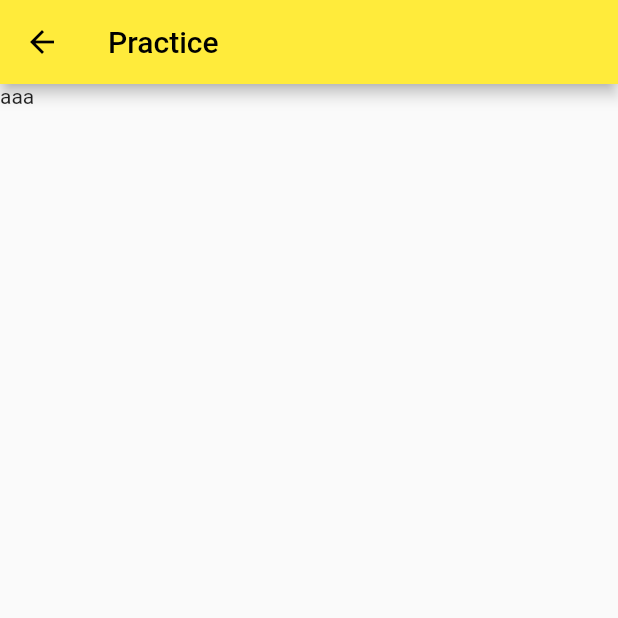
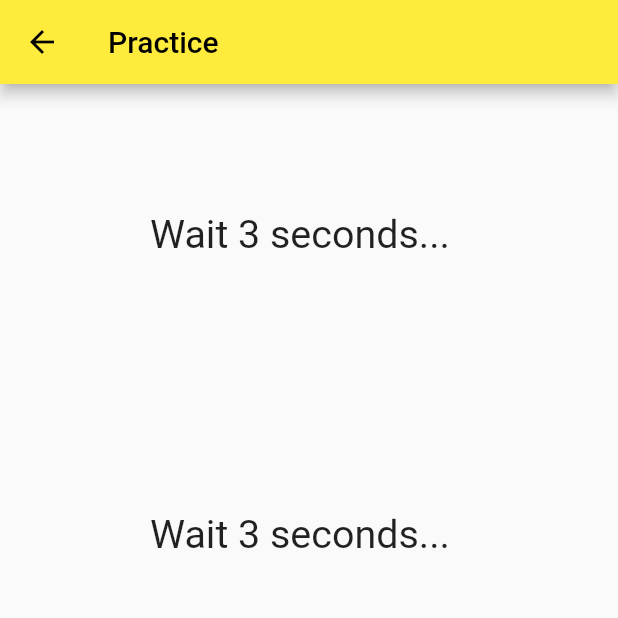
Before and after one commit to remagart/my_flutter_sample, a Flutter app: the futureIndex screen opened by its route, on a phone screen of 412 x 824 dp, the top half of it. Run offline on Flutter 3.47's test engine with Material 2 defaults, Android fonts, the phone set to English and light mode, and no system bars; our stand-ins replace fluttertoast; missing offline and left inert: dart:ffi.

Commit message:
future build

```diff
--- a/lib/screen/003_Future/index.dart
+++ b/lib/screen/003_Future/index.dart
@@ -10,7 +10,54 @@ class futureIndex extends StatelessWidget {
       appBar: AppBar(
         title: Text(barName),
       ),
-      body: Text('aaa'),
+      body: Column(
+        children: [
+          Container(
+            margin: const EdgeInsets.only(left: 100, right: 100),
+            width: 200,
+            height: 200,
+            child: FittedBox(
+              fit: BoxFit.contain,
+              child: FutureBuilder<String>(
+                future: Future.delayed(
+                    Duration(seconds: 3), () => 'I\'m the final data'),
+                builder: (context, snapshot) {
+                  if (snapshot.hasError) {
+                    return Text("Error!");
+                  } else if (snapshot.hasData) {
+                    // See whether need json.decode
+                    return Text(snapshot.data ?? "No data");
+                  } else {
+                    return Text("Wait 3 seconds...");
+                  }
+                },
+              ),
+            ),
+          ),
+          Container(
+            margin: const EdgeInsets.only(left: 100, right: 100),
+            width: 200,
+            height: 200,
+            child: FittedBox(
+              fit: BoxFit.contain,
+              child: FutureBuilder<String>(
+                future: Future.delayed(
+                    Duration(seconds: 3), () => throw Exception()),
+                builder: (context, snapshot) {
+                  if (snapshot.hasError) {
+                    return Text("Error is occurred!");
+                  } else if (snapshot.hasData) {
+                    // See whether need json.decode
+                    return Text(snapshot.data ?? "No data");
+                  } else {
+                    return Text("Wait 3 seconds...");
+                  }
+                },
+              ),
+            ),
+          )
+        ],
+      ),
     );
   }
 }
```
